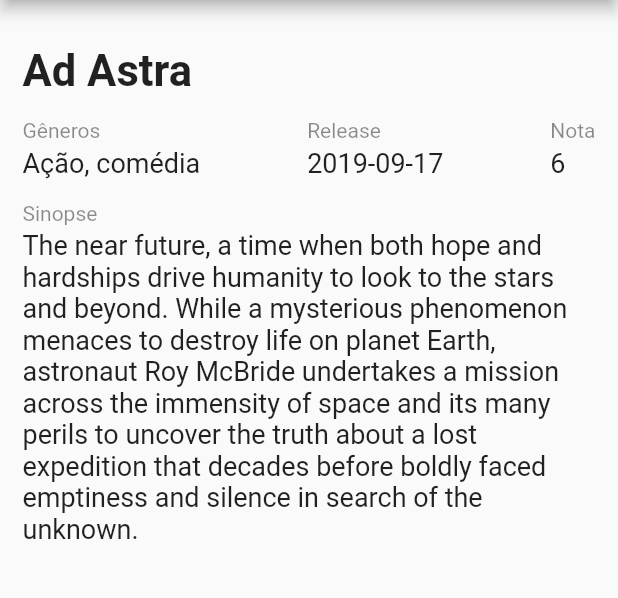
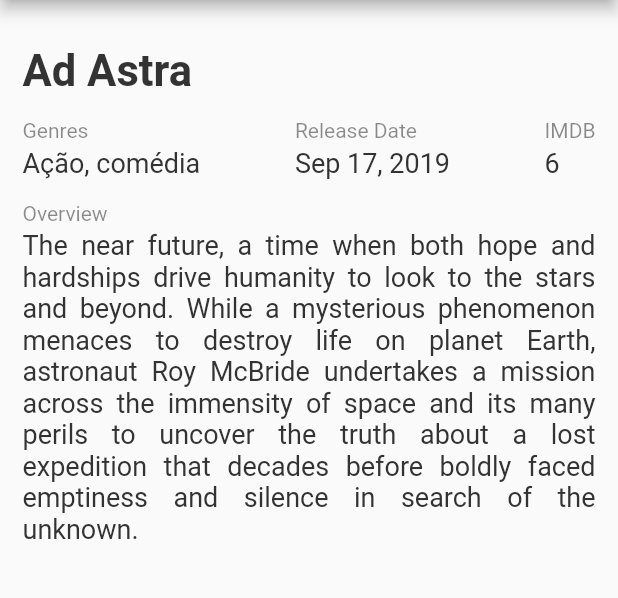
Before and after one commit to Sergioamjr/whattowatch-app, a Flutter app: the screen it shows after launch, on a phone screen of 412 x 824 dp, the part 84-682 px from its top. Run offline on Flutter 3.47's test engine with Material 2 defaults, Android fonts, the phone set to English and light mode, and no system bars; network calls fail.

Commit message:
Added styling on movie route

```diff
--- a/lib/views/Movie.dart
+++ b/lib/views/Movie.dart
@@ -1,4 +1,5 @@
 import 'package:flutter/material.dart';
+import 'package:intl/intl.dart';
 
 import './../template.dart';
 import './../models/AppConfig.dart';
@@ -45,7 +46,10 @@ class Movie extends StatelessWidget {
           ),
           Text(
             movieDetails['originalTitle'],
-            style: TextStyle(fontSize: 29, fontWeight: FontWeight.bold),
+            style: TextStyle(
+                fontSize: 29,
+                fontWeight: FontWeight.bold,
+                color: Color.fromARGB(255, 51, 51, 51)),
           ),
           SizedBox(
             height: 15,
@@ -55,21 +59,23 @@ class Movie extends StatelessWidget {
             children: <Widget>[
               Description(
                 description: 'Ação, comédia',
-                subtitle: 'Gêneros',
+                subtitle: 'Genres',
               ),
               Description(
-                description: movieDetails['releaseDate'],
-                subtitle: 'Release',
+                description: DateFormat.yMMMd()
+                    .format(DateTime.parse(movieDetails['releaseDate'])),
+                subtitle: 'Release Date',
               ),
               Description(
                 description: movieDetails['voteAverage'].toString(),
-                subtitle: 'Nota',
+                subtitle: 'IMDB',
               ),
             ],
           ),
           Description(
             description: movieDetails['overview'],
-            subtitle: 'Sinopse',
+            subtitle: 'Overview',
+            alignment: TextAlign.justify,
           ),
         ],
       ),
@@ -80,8 +86,10 @@ class Movie extends StatelessWidget {
 class Description extends StatelessWidget {
   final String subtitle;
   final String description;
+  final alignment;
 
-  Description({this.subtitle, this.description});
+  Description(
+      {this.subtitle, this.description, this.alignment = TextAlign.left});
 
   @override
   Widget build(BuildContext context) {
@@ -97,7 +105,9 @@ class Description extends StatelessWidget {
         ),
         Text(
           this.description,
-          style: TextStyle(fontSize: 18),
+          style:
+              TextStyle(fontSize: 18, color: Color.fromARGB(255, 51, 51, 51)),
+          textAlign: alignment,
         ),
         SizedBox(
           height: 15,
--- a/pubspec.yaml
+++ b/pubspec.yaml
@@ -20,6 +20,7 @@ dependencies:
   flutter:
     sdk: flutter
   http: ^0.12.1
+  intl: ^0.16.1
 
   # The following adds the Cupertino Icons font to your application.
   # Use with the CupertinoIcons class for iOS style icons.
```
Also changed, not shown: pubspec.lock.
